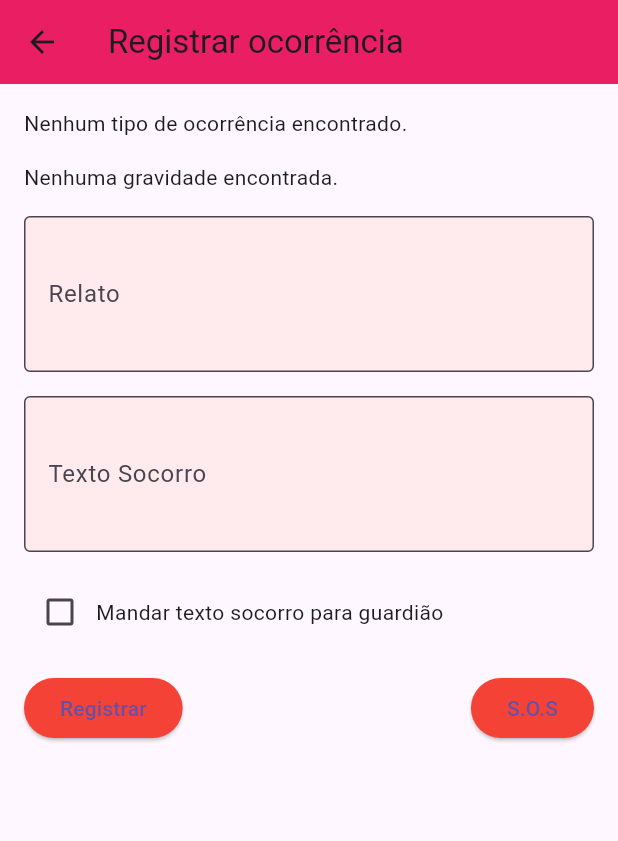
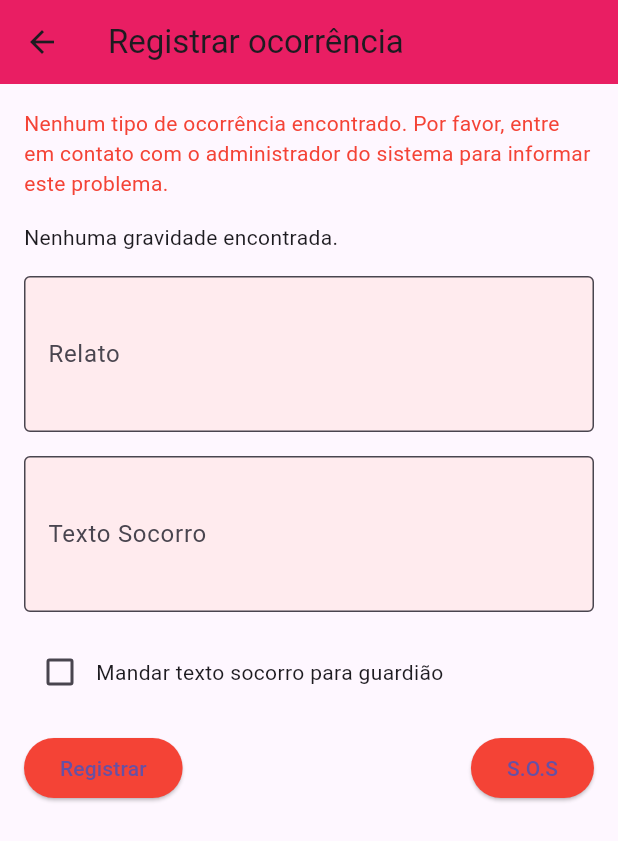
Before and after one commit to Dantas2707/TCC_, a Flutter app: the OcorrenciaPage screen opened directly, on a phone screen of 412 x 824 dp. Shown: the top 841 px of the screen. Run offline on Flutter 3.47's test engine with Material 3 defaults, Android fonts, the phone set to English and light mode, and no system bars; our stand-ins replace cloud_firestore, firebase_auth, firebase_core; accounts and stored records are empty.

Commit message:
Fiz uma atualizacao onde o usuario registra a ocorrencia

```diff
--- a/lib/Pages/tela_registrar_ocorrencia.dart
+++ b/lib/Pages/tela_registrar_ocorrencia.dart
@@ -18,7 +18,8 @@ class _OcorrenciaPageState extends State<OcorrenciaPage> {
   // Função para registrar a ocorrência
   void _registrarOcorrencia() async {
     if (_tipoOcorrenciaSelecionado == null || _gravidadeSelecionada == null) {
-      ScaffoldMessenger.of(context).showSnackBar(SnackBar(content: Text('Selecione um tipo de ocorrência e gravidade')));
+      ScaffoldMessenger.of(context).showSnackBar(
+          SnackBar(content: Text('Selecione um tipo de ocorrência e gravidade')));
       return;
     }
 
@@ -26,7 +27,8 @@ class _OcorrenciaPageState extends State<OcorrenciaPage> {
     String textoSocorro = _textoSocorroController.text.trim();
 
     if (relato.isEmpty || textoSocorro.isEmpty) {
-      ScaffoldMessenger.of(context).showSnackBar(SnackBar(content: Text('Preencha todos os campos')));
+      ScaffoldMessenger.of(context)
+          .showSnackBar(SnackBar(content: Text('Preencha todos os campos')));
       return;
     }
 
@@ -48,9 +50,11 @@ class _OcorrenciaPageState extends State<OcorrenciaPage> {
         _enviarParaGuardiao = false;
       });
 
-      ScaffoldMessenger.of(context).showSnackBar(SnackBar(content: Text('Ocorrência registrada com sucesso')));
+      ScaffoldMessenger.of(context).showSnackBar(
+          SnackBar(content: Text('Ocorrência registrada com sucesso')));
     } catch (e) {
-      ScaffoldMessenger.of(context).showSnackBar(SnackBar(content: Text('Erro ao registrar ocorrência: $e')));
+      ScaffoldMessenger.of(context).showSnackBar(
+          SnackBar(content: Text('Erro ao registrar ocorrência: $e')));
     }
   }
 
@@ -79,7 +83,10 @@ class _OcorrenciaPageState extends State<OcorrenciaPage> {
                 }
 
                 if (!snapshot.hasData || snapshot.data!.docs.isEmpty) {
-                  return Text('Nenhum tipo de ocorrência encontrado.');
+                  return Text(
+                    'Nenhum tipo de ocorrência encontrado. Por favor, entre em contato com o administrador do sistema para informar este problema.',
+                    style: TextStyle(color: Colors.red),
+                  );
                 }
 
                 List<String> tiposOcorrencia = snapshot.data!.docs.map((doc) {
```
